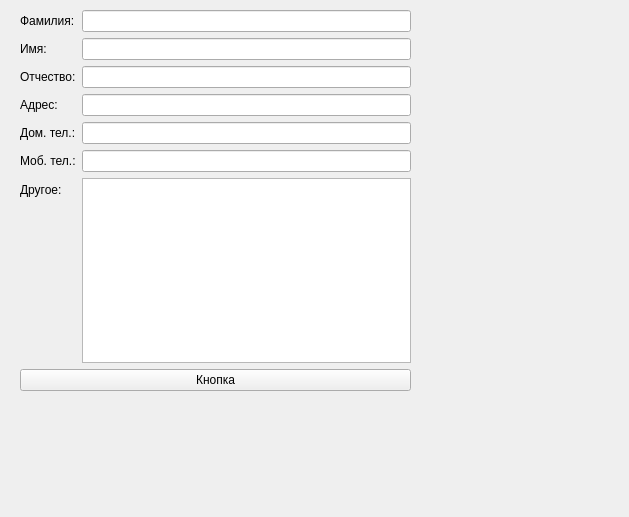
This is AdressBookEntry.ui in tvz-041/AdressBook_1 as Qt 5 draws it before an edit. The edited form follows.
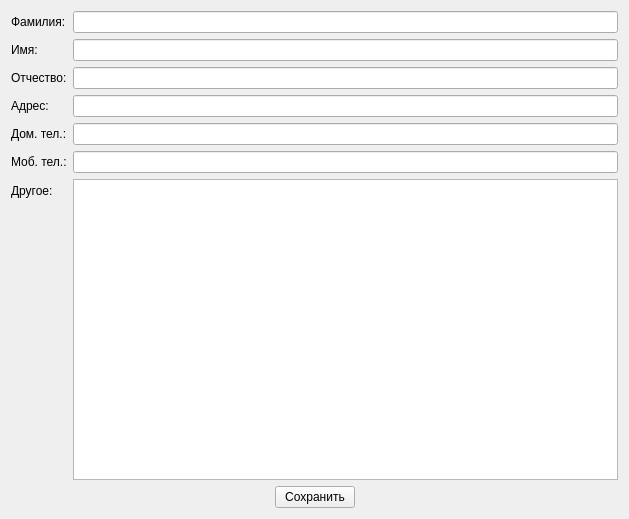
This is the edited form.

Commit message: Заданы имена для элементов формы

What changed in the file:
```diff
--- a/AdressBookEntry.ui
+++ b/AdressBookEntry.ui
@@ -7,22 +7,13 @@
     <x>0</x>
     <y>0</y>
     <width>629</width>
-    <height>517</height>
+    <height>519</height>
    </rect>
   </property>
   <property name="windowTitle">
    <string>AdressBookEntry</string>
   </property>
-  <widget class="QWidget" name="">
-   <property name="geometry">
-    <rect>
-     <x>20</x>
-     <y>10</y>
-     <width>391</width>
-     <height>381</height>
-    </rect>
-   </property>
-   <layout class="QVBoxLayout" name="verticalLayout_2">
+  <layout class="QVBoxLayout" name="verticalLayout">
     <item>
      <layout class="QFormLayout" name="formLayout_2">
       <item row="0" column="0">
@@ -122,14 +113,43 @@
      </layout>
     </item>
     <item>
-     <widget class="QPushButton" name="pushButton">
+    <layout class="QHBoxLayout" name="horizontalLayout">
+     <item>
+      <spacer name="horizontalSpacer">
+       <property name="orientation">
+        <enum>Qt::Horizontal</enum>
+       </property>
+       <property name="sizeHint" stdset="0">
+        <size>
+         <width>40</width>
+         <height>20</height>
+        </size>
+       </property>
+      </spacer>
+     </item>
+     <item>
+      <widget class="QPushButton" name="pushButton_save">
       <property name="text">
-       <string>Кнопка</string>
+        <string>Сохранить</string>
       </property>
      </widget>
     </item>
-   </layout>
-  </widget>
+     <item>
+      <spacer name="horizontalSpacer_2">
+       <property name="orientation">
+        <enum>Qt::Horizontal</enum>
+       </property>
+       <property name="sizeHint" stdset="0">
+        <size>
+         <width>40</width>
+         <height>20</height>
+        </size>
+       </property>
+      </spacer>
+     </item>
+    </layout>
+   </item>
+  </layout>
  </widget>
  <resources/>
  <connections/>
```
Left out of the diff: 28 changed lines with no effect on the pictures. Lines whose indentation alone changed are shown as unchanged.
